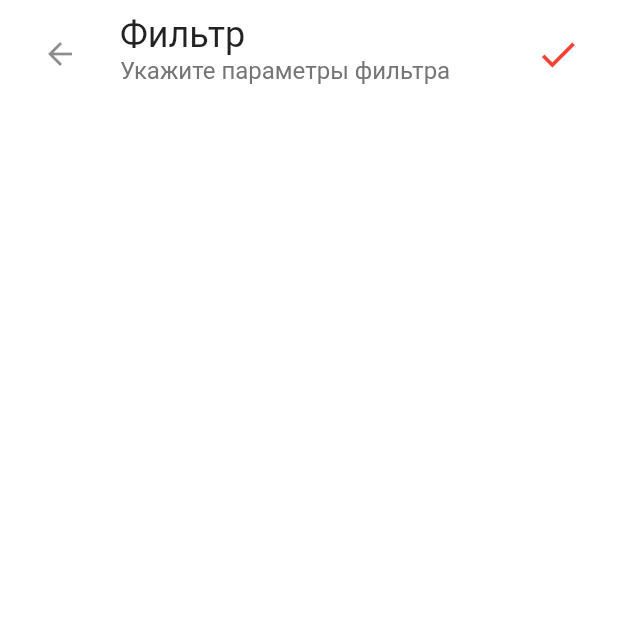
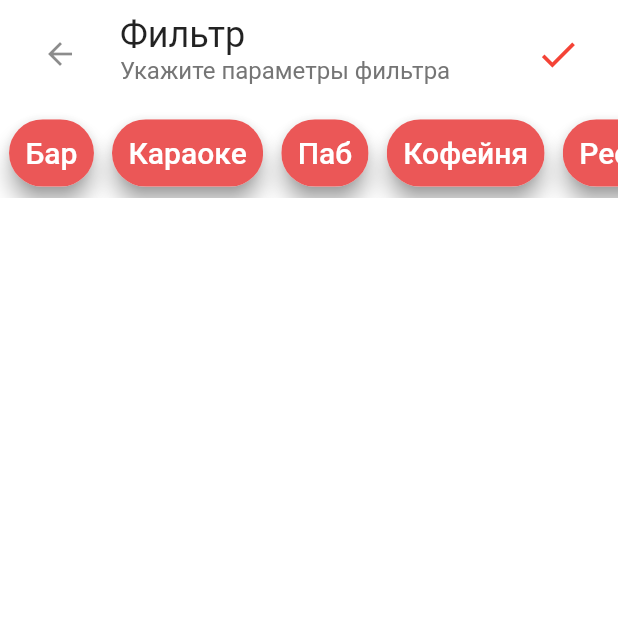
Before and after one commit to MajidiyM/Waitric_repo, a Flutter app: the RestFilter screen opened by its route, on a phone screen of 412 x 824 dp, the top half of it. Run offline on Flutter 3.47's test engine with Material 2 defaults, Android fonts, the phone set to English and light mode, and no system bars.

Commit message:
Horizontal scroll filter

```diff
--- a/lib/restFilter/views/restFilter.dart
+++ b/lib/restFilter/views/restFilter.dart
@@ -1,5 +1,6 @@
 import 'package:flutter/material.dart';
-import 'package:waitric/homePage/views/homePage.dart';
+
+import '../widgets/widget.dart';
 
 class RestFilter extends StatefulWidget {
   const RestFilter({super.key});
@@ -9,13 +10,20 @@ class RestFilter extends StatefulWidget {
 }
 
 class _RestFilterState extends State<RestFilter> {
+  GlobalKey<ScaffoldState>? _key;
   @override
+  void initState() {
+    super.initState();
+    _key = GlobalKey<ScaffoldState>();
+  }
+
   Widget build(BuildContext context) {
     return Scaffold(
       body: SafeArea(
         child: Column(
           children: [
             PageTitle(),
+            WrapWidgetDemo(),
           ],
         ),
       ),
@@ -30,20 +38,26 @@ Widget PageTitle() => ListTile(
           fontSize: 24.0,
         ),
       ),
-      leading: IconButton(
-        onPressed: () => null,
+      leading: Builder(builder: (context) {
+        return IconButton(
+          onPressed: () {
+            Navigator.of(context).pushNamed("homePage");
+          },
           icon: Icon(Icons.arrow_back),
-      ),
+        );
+      }),
       subtitle: Text(
         "Укажите параметры фильтра",
         style: TextStyle(color: Colors.grey[600], fontSize: 16.0),
       ),
-      trailing: IconButton(
-        onPressed: () => null,
+      trailing: Builder(builder: (context) {
+        return IconButton(
+          onPressed: () => Navigator.of(context).pushNamed("homePage"),
           icon: Icon(
             Icons.done,
             size: 30.0,
             color: Colors.red,
           ),
-      ),
         );
+      }),
+    );
--- /dev/null
+++ b/lib/restFilter/widgets/scrollFilter.dart
@@ -0,0 +1,60 @@
+import 'package:flutter/material.dart';
+
+class WrapWidgetDemo extends StatefulWidget {
+  const WrapWidgetDemo({super.key});
+
+  @override
+  State<WrapWidgetDemo> createState() => _WrapWidgetDemoState();
+}
+
+class _WrapWidgetDemoState extends State<WrapWidgetDemo> {
+  GlobalKey? _key;
+  @override
+  void initState() {
+    super.initState();
+    _key = GlobalKey();
+  }
+
+  Widget build(BuildContext context) {
+    return Container(
+      key: _key,
+      child: Column(
+        children: [
+          SingleChildScrollView(
+            scrollDirection: Axis.horizontal,
+            child: rowChips(),
+          ),
+        ],
+      ),
+    );
+  }
+
+  rowChips() {
+    return Row(
+      children: [
+        chipForRow("Бар", Color(0xFFEB5757)),
+        chipForRow("Караоке", Color(0xFFEB5757)),
+        chipForRow("Паб", Color(0xFFEB5757)),
+        chipForRow("Кофейня", Color(0xFFEB5757)),
+        chipForRow("Ресторан", Color(0xFFEB5757)),
+      ],
+    );
+  }
+
+  Widget chipForRow(String label, Color color) {
+    return Container(
+      margin: EdgeInsets.all(6.0),
+      child: Chip(
+        labelPadding: EdgeInsets.all(5.0),
+        label: Text(
+          label,
+          style: TextStyle(color: Colors.white, fontSize: 20.0),
+        ),
+        backgroundColor: color,
+        elevation: 6.0,
+        shadowColor: Colors.grey[600],
+        padding: EdgeInsets.all(6.0),
+      ),
+    );
+  }
+}
--- /dev/null
+++ b/lib/restFilter/widgets/widget.dart
@@ -0,0 +1 @@
+export 'scrollFilter.dart';
```
Lines whose indentation alone changed are shown as unchanged.
